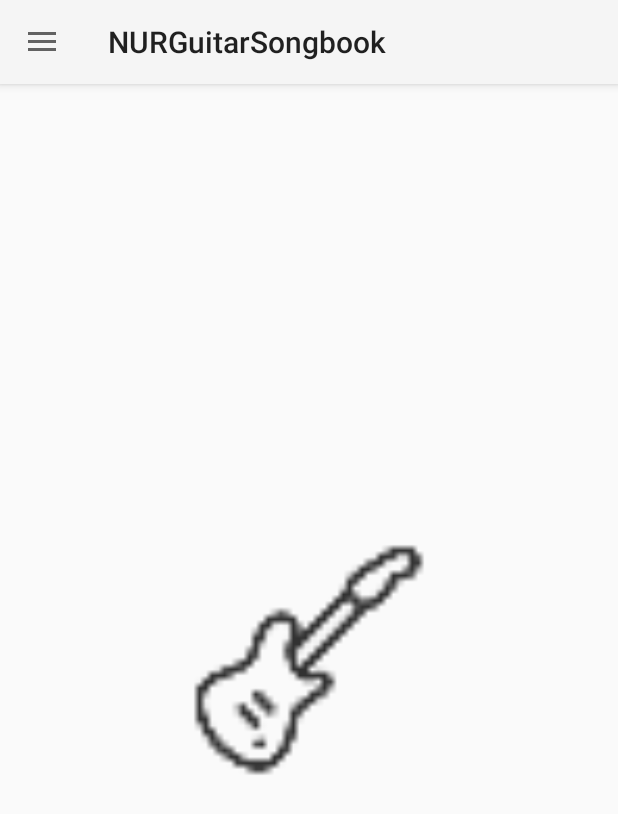
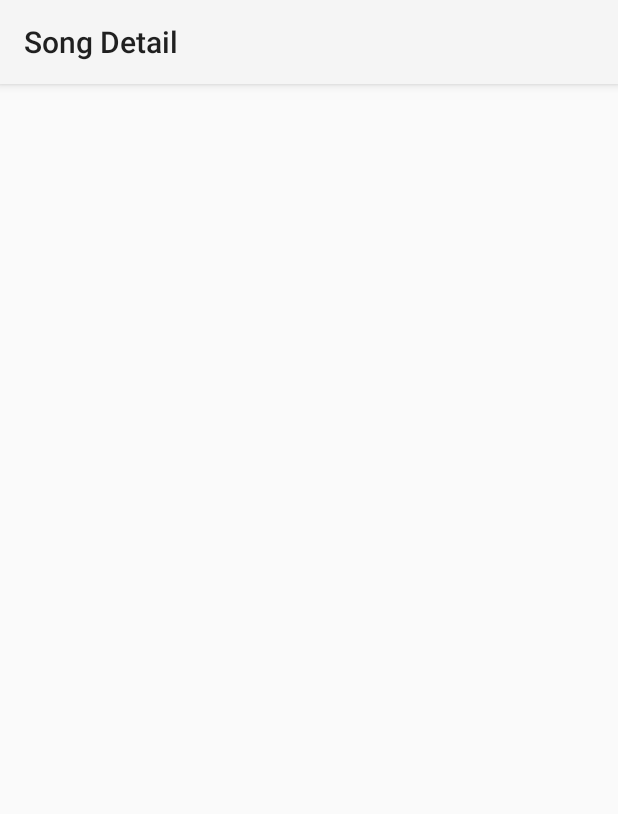
Before and after one commit to havlisimo/NUR_guitar_songbook, an Android app: the screen it shows after launch (MainActivity before the commit, SongDetailActivity after it), in the side drawer, after a tap on "Songs", on a phone screen of 412 x 824 dp. Shown: the top 814 px of the screen. Run offline under Robolectric (Android 15) with nearby library versions, the phone set to English and light mode, and no system bars.

Commit message:
SongDetail: Create activity and fragment, connect the activity to "songs" button in menu for now.

```diff
--- a/app/build.gradle
+++ b/app/build.gradle
@@ -24,7 +24,7 @@ android {
 
 dependencies {
     implementation fileTree(dir: 'libs', include: ['*.jar'])
-    implementation"org.jetbrains.kotlin:kotlin-stdlib-jre7:$kotlin_version"
+    implementation "org.jetbrains.kotlin:kotlin-stdlib-jre7:$kotlin_version"
     implementation 'com.android.support.constraint:constraint-layout:1.0.2'
     testImplementation 'junit:junit:4.12'
     androidTestImplementation 'com.android.support.test:runner:1.0.1'
--- a/app/src/main/java/cz/cvut/fit/nurguitarsongbook/MainActivity.kt
+++ b/app/src/main/java/cz/cvut/fit/nurguitarsongbook/MainActivity.kt
@@ -9,6 +9,8 @@ import android.support.v7.app.AppCompatActivity
 import android.view.MenuItem
 import android.view.View
 import cz.cvut.fit.nurguitarsongbook.main.chord.ChordListFragment
+import cz.cvut.fit.nurguitarsongbook.main.songdetail.SongDetailActivity
+import cz.cvut.fit.nurguitarsongbook.model.entity.Song
 import kotlinx.android.synthetic.main.activity_main.*
 import kotlinx.android.synthetic.main.main_layout.*
 
@@ -51,6 +53,11 @@ class MainActivity : AppCompatActivity(), NavigationView.OnNavigationItemSelecte
             App.instance.fragmentManager.changeFragment(ChordListFragment::class.java, ChordListFragment::class.java.getSimpleName())
         }
 
+        if ( id == R.id.menu_item_songs )
+        {
+            startActivity( SongDetailActivity.newIntent( this, Song( 211 ) ) );
+        }
+
         val drawer = findViewById<View>(R.id.drawer_layout) as DrawerLayout
         drawer.closeDrawer(GravityCompat.START)
         return true
--- /dev/null
+++ b/app/src/main/java/cz/cvut/fit/nurguitarsongbook/main/songdetail/SongDetailActivity.kt
@@ -0,0 +1,39 @@
+package cz.cvut.fit.nurguitarsongbook.main.songdetail
+
+import android.content.Context
+import android.content.Intent
+import android.os.Bundle
+import android.support.design.widget.Snackbar
+import android.support.v7.app.AppCompatActivity
+import android.view.View
+import cz.cvut.fit.nurguitarsongbook.R
+import cz.cvut.fit.nurguitarsongbook.model.entity.Song
+
+import kotlinx.android.synthetic.main.activity_song_detail.*
+
+class SongDetailActivity : AppCompatActivity() {
+
+    var songId : Int = 0;
+
+    override fun onCreate(savedInstanceState: Bundle?) {
+        super.onCreate(savedInstanceState)
+
+        songId = intent.getIntExtra(INTENT_SONG_ID, 0);
+
+        setContentView(R.layout.activity_song_detail)
+        setSupportActionBar(toolbar)
+
+    }
+
+    companion object {
+
+        private val INTENT_SONG_ID = "song_id"
+
+        fun newIntent(context: Context, song: Song): Intent {
+            val intent = Intent(context, SongDetailActivity::class.java)
+            intent.putExtra(INTENT_SONG_ID, song.id)
+            return intent
+        }
+    }
+
+}
--- /dev/null
+++ b/app/src/main/java/cz/cvut/fit/nurguitarsongbook/main/songdetail/SongDetailActivityFragment.kt
@@ -0,0 +1,26 @@
+package cz.cvut.fit.nurguitarsongbook.main.songdetail
+
+import android.support.v4.app.Fragment
+import android.os.Bundle
+import android.view.LayoutInflater
+import android.view.View
+import android.view.ViewGroup
+import cz.cvut.fit.nurguitarsongbook.R
+
+/**
+ * A placeholder fragment containing a simple view.
+ */
+class SongDetailActivityFragment : Fragment() {
+
+    companion object {
+
+        fun newInstance(): SongDetailActivityFragment {
+            return SongDetailActivityFragment()
+        }
+    }
+
+    override fun onCreateView(inflater: LayoutInflater, container: ViewGroup?,
+                              savedInstanceState: Bundle?): View? {
+        return inflater.inflate(R.layout.fragment_song_detail, container, false)
+    }
+}
--- a/app/src/main/java/cz/cvut/fit/nurguitarsongbook/model/entity/Song.kt
+++ b/app/src/main/java/cz/cvut/fit/nurguitarsongbook/model/entity/Song.kt
@@ -3,5 +3,5 @@ package cz.cvut.fit.nurguitarsongbook.model.entity
 /**
  * Created by tomas on 01.11.2017.
  */
-class Song {
+class Song( val id: Int ) {
 }
--- /dev/null
+++ b/app/src/main/res/layout/activity_song_detail.xml
@@ -0,0 +1,23 @@
+<?xml version="1.0" encoding="utf-8"?>
+<android.support.design.widget.CoordinatorLayout xmlns:android="http://schemas.android.com/apk/res/android"
+    xmlns:app="http://schemas.android.com/apk/res-auto"
+    xmlns:tools="http://schemas.android.com/tools"
+    android:layout_width="match_parent"
+    android:layout_height="match_parent"
+    tools:context="cz.cvut.fit.nurguitarsongbook.main.songdetail.SongDetailActivity">
+
+    <android.support.design.widget.AppBarLayout
+        android:layout_width="match_parent"
+        android:layout_height="wrap_content">
+
+        <android.support.v7.widget.Toolbar
+            android:id="@+id/toolbar"
+            android:layout_width="match_parent"
+            android:layout_height="?attr/actionBarSize"
+            android:background="?attr/colorPrimary" />
+
+    </android.support.design.widget.AppBarLayout>
+
+    <include layout="@layout/content_song_detail" />
+
+</android.support.design.widget.CoordinatorLayout>
--- /dev/null
+++ b/app/src/main/res/layout/fragment_song_detail.xml
@@ -0,0 +1,10 @@
+<?xml version="1.0" encoding="utf-8"?>
+<android.support.constraint.ConstraintLayout xmlns:android="http://schemas.android.com/apk/res/android"
+    xmlns:app="http://schemas.android.com/apk/res-auto"
+    xmlns:tools="http://schemas.android.com/tools"
+    android:layout_width="match_parent"
+    android:layout_height="match_parent"
+    tools:context="cz.cvut.fit.nurguitarsongbook.main.songdetail.SongDetailActivityFragment"
+    tools:showIn="@layout/activity_song_detail">
+
+</android.support.constraint.ConstraintLayout>
--- /dev/null
+++ b/app/src/main/res/values/dimens.xml
@@ -0,0 +1,3 @@
+<resources>
+    <dimen name="fab_margin">16dp</dimen>
+</resources>
--- a/app/src/main/res/values/strings.xml
+++ b/app/src/main/res/values/strings.xml
@@ -8,5 +8,7 @@
     <string name="menu_songs">Songs</string>
     <string name="menu_songbooks">Song Lists</string>
     <string name="menu_settings">Settings</string>
+    <string name="title_activity_song_detail">Song Detail</string>
+    <string name="action_settings">Settings</string>
 
 </resources>
```
Also changed, not shown: app/src/main/AndroidManifest.xml (+8 -4 lines), app/src/main/res/layout/content_song_detail.xml (added, +9 -0 lines), app/src/main/res/menu/menu_song_detail.xml (added, +10 -0 lines), app/src/main/res/drawable/detail.PNG (added).
